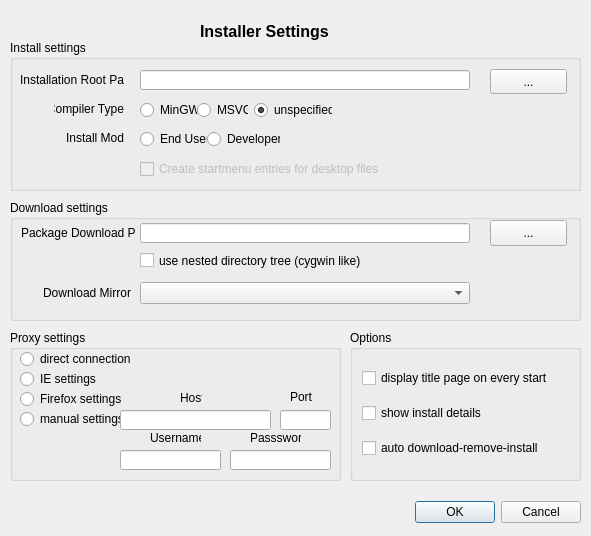
Above: gui/settingspage.ui from KDE/kdewin-installer before the change. Below: the same form after it.
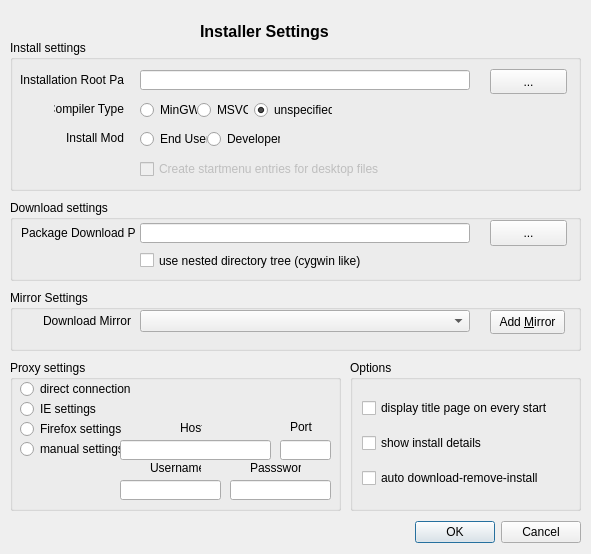
That is the form after the change.

Commit message: - separated mirror list loading from config file. It is now loaded from the file mirrors.lst from the top level dir of download.cegit.de - refactored wizard pages - the page content comes from the related Settingspage groupBoxes

What changed in the file:
```diff
--- a/gui/settingspage.ui
+++ b/gui/settingspage.ui
@@ -6,7 +6,7 @@
     <x>0</x>
     <y>0</y>
     <width>591</width>
-    <height>536</height>
+    <height>554</height>
    </rect>
   </property>
   <property name="windowTitle" >
@@ -38,7 +38,7 @@
    <property name="geometry" >
     <rect>
      <x>350</x>
-     <y>330</y>
+     <y>360</y>
      <width>231</width>
      <height>151</height>
     </rect>
@@ -101,7 +101,7 @@
    <property name="geometry" >
     <rect>
      <x>10</x>
-     <y>330</y>
+     <y>360</y>
      <width>331</width>
      <height>151</height>
     </rect>
@@ -261,7 +261,7 @@
    <property name="geometry" >
     <rect>
      <x>390</x>
-     <y>500</y>
+     <y>520</y>
      <width>191</width>
      <height>25</height>
     </rect>
@@ -476,7 +476,7 @@
      <x>10</x>
      <y>200</y>
      <width>571</width>
-     <height>121</height>
+     <height>81</height>
     </rect>
    </property>
    <property name="title" >
@@ -552,11 +552,24 @@
      <string>...</string>
     </property>
    </widget>
+  </widget>
+  <widget class="QGroupBox" name="mirrorGroupBox" >
+   <property name="geometry" >
+    <rect>
+     <x>10</x>
+     <y>290</y>
+     <width>571</width>
+     <height>61</height>
+    </rect>
+   </property>
+   <property name="title" >
+    <string>Mirror Settings</string>
+   </property>
    <widget class="QComboBox" name="downloadMirror" >
     <property name="geometry" >
      <rect>
       <x>130</x>
-      <y>82</y>
+      <y>20</y>
       <width>330</width>
       <height>22</height>
      </rect>
@@ -566,7 +579,7 @@
     <property name="geometry" >
      <rect>
       <x>20</x>
-      <y>80</y>
+      <y>18</y>
       <width>101</width>
       <height>26</height>
      </rect>
@@ -584,6 +597,19 @@
      <set>Qt::AlignRight|Qt::AlignTrailing|Qt::AlignVCenter</set>
     </property>
    </widget>
+   <widget class="QPushButton" name="addMirrorButton" >
+    <property name="geometry" >
+     <rect>
+      <x>480</x>
+      <y>20</y>
+      <width>75</width>
+      <height>24</height>
+     </rect>
+    </property>
+    <property name="text" >
+     <string>Add &amp;Mirror</string>
+    </property>
+   </widget>
   </widget>
  </widget>
  <tabstops>
```
Left out of the diff: 33 changed lines with no effect on the pictures. The commit also changes 12 other files.
